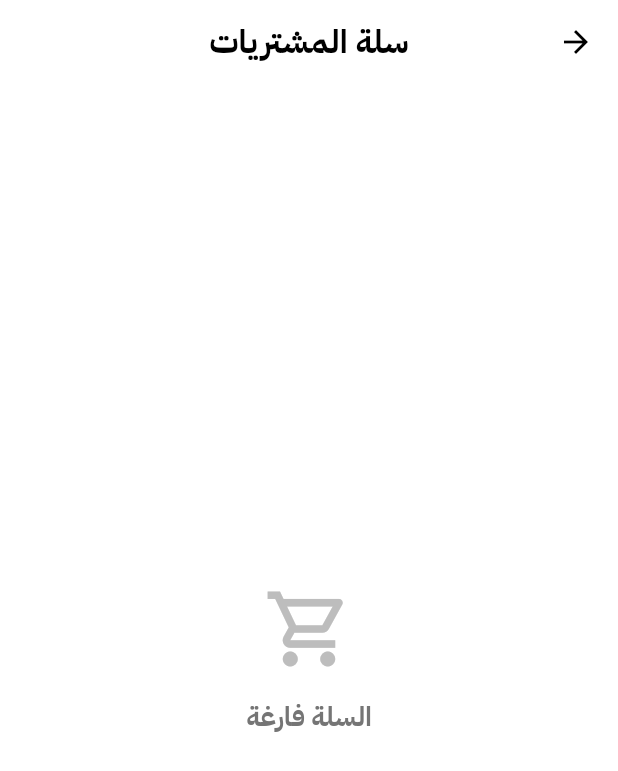
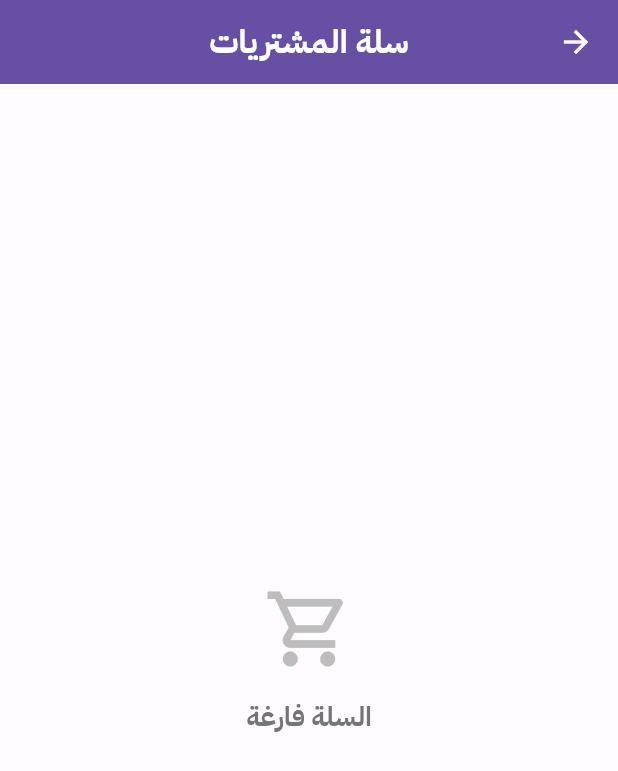
Before and after one commit to MaNoOoz/Seller_App, a Flutter app: the CartScreen screen opened by its route, on a phone screen of 412 x 824 dp. Shown: the top 771 px of the screen. Run offline on Flutter 3.47's test engine with Material 3 defaults, Android fonts, the phone set to English and light mode, and no system bars; our stand-ins replace cached_network_image, cloud_firestore, dio, firebase_auth, firebase_core, font_awesome_flutter and 3 more; missing offline and left inert: file_selector; accounts and stored records are empty.

```diff
--- a/lib/app/views/user_app/screens/cart_screen.dart
+++ b/lib/app/views/user_app/screens/cart_screen.dart
@@ -11,16 +11,16 @@ class CartScreen extends StatelessWidget {
   @override
   Widget build(BuildContext context) {
     return Scaffold(
-      backgroundColor: Colors.white,
+      // backgroundColor: Colors.white,
       appBar: AppBar(
         title: const Text(
           'سلة المشتريات',
           style: TextStyle(fontWeight: FontWeight.bold),
         ),
         centerTitle: true,
-        backgroundColor: Colors.white,
+        // backgroundColor: Colors.white,
         elevation: 0,
-        foregroundColor: Colors.black,
+        // foregroundColor: Colors.black,
       ),
       body: Obx(() {
         final cartItems = cartController.cartItems;
@@ -59,7 +59,7 @@ class CartScreen extends StatelessWidget {
                   return Container(
                     margin: const EdgeInsets.symmetric(horizontal: 16, vertical: 4),
                     decoration: BoxDecoration(
-                      color: Colors.white,
+                      // color: Colors.white,
                       borderRadius: BorderRadius.circular(12),
                       boxShadow: [
                         BoxShadow(
@@ -90,12 +90,12 @@ class CartScreen extends StatelessWidget {
                       ),
                       subtitle: Text(
                         '${product.price.toStringAsFixed(0)} ل.س',
-                        style: TextStyle(color: Colors.grey[600]),
+                        // style: TextStyle(color: Colors.grey[600]),
                       ),
                       trailing: Container(
                         width: 120,
                         decoration: BoxDecoration(
-                          color: Colors.grey[50],
+                          // color: Colors.grey[50],
                           borderRadius: BorderRadius.circular(20),
                         ),
                         child: Row(
@@ -130,7 +130,7 @@ class CartScreen extends StatelessWidget {
             Container(
               padding: const EdgeInsets.all(20),
               decoration: BoxDecoration(
-                color: Colors.white,
+                // color: Colors.white,
                 borderRadius: const BorderRadius.vertical(top: Radius.circular(20)),
                 boxShadow: [
                   BoxShadow(
@@ -153,7 +153,7 @@ class CartScreen extends StatelessWidget {
                         '${cartController.totalPrice.toStringAsFixed(0)} ل.س',
                         style: const TextStyle(
                           fontSize: 18,
-                          color: Colors.black,
+                          // color: Colors.black,
                           fontWeight: FontWeight.bold,
                         ),
                       ),
@@ -167,8 +167,8 @@ class CartScreen extends StatelessWidget {
                           icon: const Icon(FontAwesomeIcons.whatsapp, size: 18),
                           label: const Text('طلب عبر واتساب'),
                           style: ElevatedButton.styleFrom(
-                            backgroundColor: Colors.black,
-                            foregroundColor: Colors.white,
+                            // backgroundColor: Colors.black,
+                            // foregroundColor: Colors.white,
                             padding: const EdgeInsets.symmetric(vertical: 14),
                             shape: RoundedRectangleBorder(
                               borderRadius: BorderRadius.circular(12),
@@ -189,8 +189,8 @@ class CartScreen extends StatelessWidget {
                           icon: const Icon(Icons.delete_forever, size: 18),
                           label: const Text('مسح السلة'),
                           style: OutlinedButton.styleFrom(
-                            foregroundColor: Colors.black,
-                            side: const BorderSide(color: Colors.black),
+                            // foregroundColor: Colors.black,
+                            // side: const BorderSide(color: Colors.black),
                             padding: const EdgeInsets.symmetric(vertical: 14),
                             shape: RoundedRectangleBorder(
                               borderRadius: BorderRadius.circular(12),
@@ -209,14 +209,14 @@ class CartScreen extends StatelessWidget {
                                 },
                                 child: const Text(
                                   "نعم",
-                                  style: TextStyle(color: Colors.black),
+                                  // style: TextStyle(color: Colors.black),
                                 ),
                               ),
                               cancel: TextButton(
                                 onPressed: () => Get.back(),
                                 child: const Text(
                                   "لا",
-                                  style: TextStyle(color: Colors.black),
+                                  // style: TextStyle(color: Colors.black),
                                 ),
                               ),
                             );
--- a/lib/main.dart
+++ b/lib/main.dart
@@ -30,7 +30,6 @@ void main() async {
   // Get.put(AuthController());
   Get.put(ThemeService()); // Initialize ThemeService
   Get.put(CartController()); // Make it available globally
-
   runApp(const MyApp());
 }
 
```
